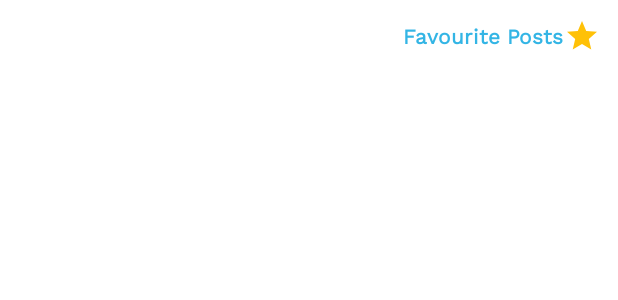
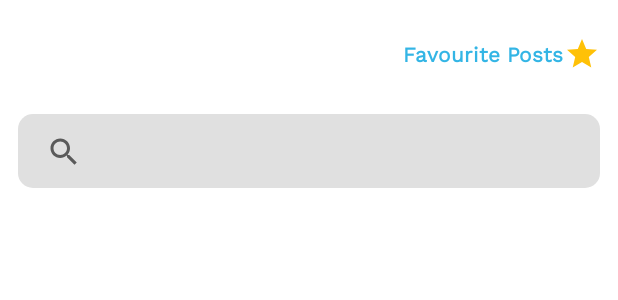
Before and after one commit to zaloAustine/RedditApp, an Android app: the layout fragment_posts_list.xml on its own in the app's theme, with its tools: preview values and no code run, on a phone screen of 412 x 824 dp. Shown: the top 300 px of the screen. Run offline under Robolectric (Android 15) with nearby library versions, the phone set to English and light mode, and no system bars.

```diff
--- a/app/src/main/java/com/zalocoders/redditapp/di/NetworkModule.kt
+++ b/app/src/main/java/com/zalocoders/redditapp/di/NetworkModule.kt
@@ -1,5 +1,6 @@
 package com.zalocoders.redditapp.di
 
+import com.jakewharton.retrofit2.adapter.kotlin.coroutines.CoroutineCallAdapterFactory
 import com.squareup.moshi.Moshi
 import com.squareup.moshi.kotlin.reflect.KotlinJsonAdapterFactory
 import com.zalocoders.redditapp.network.ApiService
@@ -14,7 +15,6 @@ import retrofit2.Retrofit
 import retrofit2.converter.moshi.MoshiConverterFactory
 import java.util.concurrent.TimeUnit
 import javax.inject.Singleton
-import retrofit2.adapter.rxjava2.RxJava2CallAdapterFactory
 
 @Module
 @InstallIn(SingletonComponent::class)
@@ -55,6 +55,7 @@ object NetworkModule {
 			.baseUrl(BASE_URL)
 			.client(okHttpClient)
 			.addConverterFactory(MoshiConverterFactory.create(moshi))
+			.addCallAdapterFactory(CoroutineCallAdapterFactory())
 			.build()
 
 	@Provides
--- a/app/src/main/java/com/zalocoders/redditapp/network/ApiService.kt
+++ b/app/src/main/java/com/zalocoders/redditapp/network/ApiService.kt
@@ -7,7 +7,7 @@ import retrofit2.http.Query
 interface ApiService {
 
 	@GET("top.json")
-	 suspend fun getTopPosts(
+	suspend fun getTopPosts(
 			@Query("t") t: String,
 			@Query("limit") limit: String,
 			@Query("after") after: String,
@@ -15,9 +15,9 @@ interface ApiService {
 
 
 	@GET("search.json")
-	 fun searchPosts(
+	suspend fun searchPosts(
 			@Query("q") query: String,
-			@Query("t") t: String,
+			@Query("after") t: String,
 			@Query("limit") limit: String,
 	): PostsResponse
 }
--- a/app/src/main/java/com/zalocoders/redditapp/ui/posts/list/PostListViewModel.kt
+++ b/app/src/main/java/com/zalocoders/redditapp/ui/posts/list/PostListViewModel.kt
@@ -30,6 +30,8 @@ class PostListViewModel @Inject constructor(
 
 	fun getTopPosts() = repository.getTopPosts().cachedIn(viewModelScope)
 
+	fun getSearchedItems(query: String) = repository.getSearchedItems(query).cachedIn(viewModelScope)
+
 	fun saveFavouriteToDb(favouritePostEntity: FavouritePostEntity){
 		disposable.add(repository.saveFavouriteToDb(favouritePostEntity)
 				.subscribeOn(Schedulers.io())
--- /dev/null
+++ b/app/src/main/res/drawable/bg_search_grey.xml
@@ -0,0 +1,20 @@
+<?xml version="1.0" encoding="utf-8"?>
+<shape xmlns:android="http://schemas.android.com/apk/res/android"
+    android:shape="rectangle">
+
+    <gradient
+        android:angle="180"
+        android:endColor="@color/gray"
+        android:startColor="@color/gray" />
+
+    <padding
+        android:angle="270"
+        android:bottom="0dp"
+        android:left="7dp"
+        android:right="7dp"
+        android:top="1dp" />
+
+    <corners android:radius="10dp" />
+
+    <solid android:color="@color/gray" />
+</shape>
--- a/app/src/main/res/layout/fragment_posts_list.xml
+++ b/app/src/main/res/layout/fragment_posts_list.xml
@@ -14,25 +14,43 @@
         android:drawableTint="@color/orange"
         android:gravity="center"
         android:padding="12dp"
+        android:layout_marginTop="12dp"
         android:text="@string/favourite_posts"
         android:textColor="@android:color/holo_blue_light"
         android:textStyle="bold"
         app:elevation="0dp"
-        app:layout_constraintBottom_toTopOf="@+id/post_recyclerview"
         app:layout_constraintEnd_toEndOf="parent"
         app:layout_constraintTop_toTopOf="parent"
         tools:ignore="UseCompatTextViewDrawableXml"
         tools:targetApi="m" />
 
+    <androidx.appcompat.widget.SearchView
+        android:id="@+id/multiSearchView"
+        android:layout_width="0dp"
+        android:layout_height="49dp"
+        android:layout_marginStart="12dp"
+        android:layout_marginEnd="12dp"
+        android:clickable="true"
+        android:focusable="true"
+        android:layout_marginTop="16dp"
+        android:background="@drawable/bg_search_grey"
+        android:fontFamily="@font/work_sans"
+        android:iconifiedByDefault="false"
+        app:layout_constraintEnd_toEndOf="parent"
+        app:layout_constraintStart_toStartOf="parent"
+        app:layout_constraintTop_toBottomOf="@+id/favourites"
+        app:queryBackground="@android:color/transparent"
+        app:queryHint="Search" />
+
     <androidx.recyclerview.widget.RecyclerView
         android:id="@+id/post_recyclerview"
         android:layout_width="0dp"
         android:layout_height="0dp"
-        android:layout_marginTop="8dp"
+        android:layout_marginTop="12dp"
         app:layout_constraintBottom_toBottomOf="parent"
         app:layout_constraintEnd_toEndOf="parent"
         app:layout_constraintStart_toStartOf="parent"
-        app:layout_constraintTop_toBottomOf="@+id/favourites" />
+        app:layout_constraintTop_toBottomOf="@+id/multiSearchView" />
 
     <ProgressBar
         android:id="@+id/progress_bar"
--- a/app/src/main/res/values/colors.xml
+++ b/app/src/main/res/values/colors.xml
@@ -7,7 +7,7 @@
     <color name="teal_700">#FF018786</color>
     <color name="black">#FF000000</color>
     <color name="white">#FFFFFFFF</color>
-    <color name="gray">#BFBFBF</color>
+    <color name="gray">#E0E0E0</color>
     <color name="red">#DB1405</color>
     <color name="green">#4CAF50</color>
     <color name="orange">#FFC107</color>
--- a/build.gradle
+++ b/build.gradle
@@ -3,6 +3,7 @@ buildscript {
     repositories {
         google()
         mavenCentral()
+        maven { url 'https://jitpack.io' }
 
     }
     dependencies {
@@ -11,9 +12,7 @@ buildscript {
         classpath "com.android.tools.build:gradle:7.0.2"
         classpath "org.jetbrains.kotlin:kotlin-gradle-plugin:1.5.31"
         classpath 'com.google.dagger:hilt-android-gradle-plugin:2.40'
-        classpath "io.gitlab.arturbosch.detekt:detekt-gradle-plugin:1.18.0-RC2"
         classpath "androidx.navigation:navigation-safe-args-gradle-plugin:$nav_version"
-
         // NOTE: Do not place your application dependencies here; they belong
         // in the individual module build.gradle files
     }
```
Also changed, not shown: app/build.gradle (+3 -18 lines), app/src/main/java/com/zalocoders/redditapp/ui/posts/list/PostListRepository.kt (+28 -1 lines), app/src/main/java/com/zalocoders/redditapp/ui/posts/list/PostsListFragment.kt (+46 -0 lines), 1 other file.
